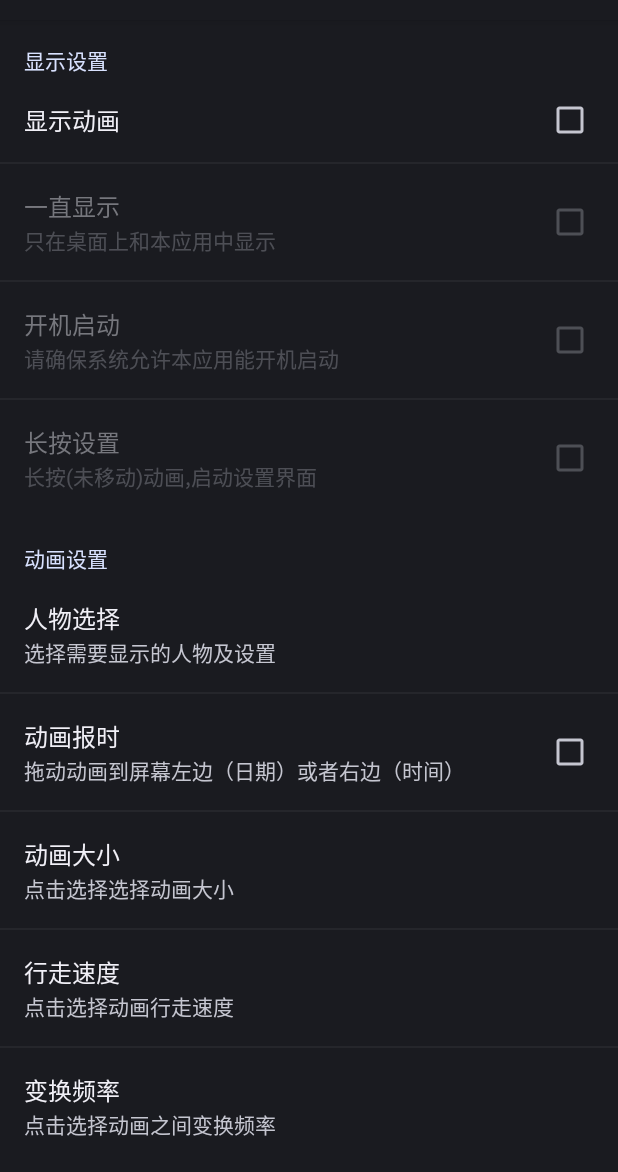
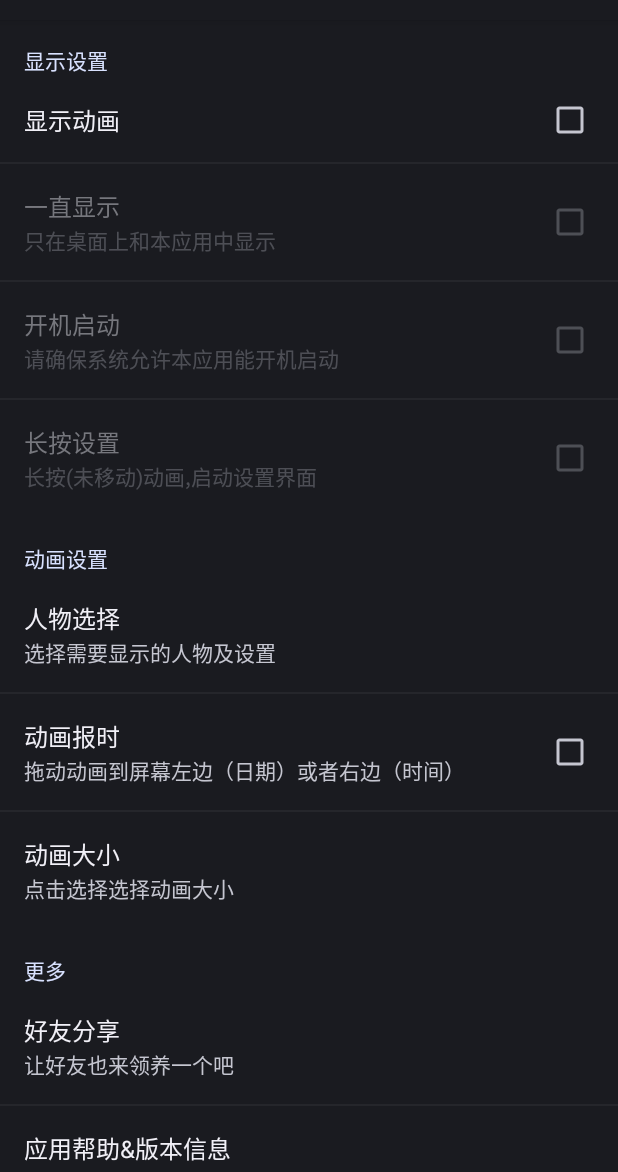
Before and after one commit to zhuwenwei2017/2018, an Android app: the screen it shows after launch (MainSettings), on a phone screen of 412 x 824 dp, the part 64-1236 px from its top. Run offline under Robolectric (Android 15) with nearby library versions, the phone set to English and light mode, and no system bars; libraries missing offline, so code that uses them is left out: com.umeng.analytics; 1 statement that could not run was skipped.

Commit message:
去掉多余功能
去掉初次弹窗，速度，变换频率等

```diff
--- a/PET-OP/app/src/main/java/akai/pet/one/piece/settings/MainSettings.java
+++ b/PET-OP/app/src/main/java/akai/pet/one/piece/settings/MainSettings.java
@@ -44,7 +44,7 @@ public class MainSettings extends PreferenceActivity implements SharedPreference
         } catch (NameNotFoundException e) {
         }
         if (sp.getInt("verson_code", 0) < versonCode) {
-            welcomeAndHelp();
+            //welcomeAndHelp();
             sp.edit().putInt("verson_code", versonCode).commit();
         }
         if (sp.getBoolean("person_visible", false))
--- a/PET-OP/app/src/main/java/akai/pet/one/piece/store/StoreActivity.java
+++ b/PET-OP/app/src/main/java/akai/pet/one/piece/store/StoreActivity.java
@@ -130,6 +130,9 @@ public class StoreActivity extends Activity {
         findViewById(R.id.store_online_btn).setOnClickListener(new View.OnClickListener() {
             @Override
             public void onClick(View v) {
+                if (true){
+                    return;
+                }
                 findViewById(R.id.store_local_btn).setSelected(false);
                 findViewById(R.id.store_online_btn).setSelected(true);
                 if (mType != StorePersonAdapter.TYPE_ONLINE) {
--- a/PET-OP/app/src/main/java/akai/pet/one/piece/store/StorePersonAdapter.java
+++ b/PET-OP/app/src/main/java/akai/pet/one/piece/store/StorePersonAdapter.java
@@ -56,9 +56,9 @@ public class StorePersonAdapter extends SimpleAdapter{
 //		String name[] = {"luffy", "chopper", "zoro", "law"};
 //		int iconId[] = {R.drawable.luffy_eat_2, R.drawable.chopper_eat_1_1, R.drawable.zoro_down_2, R.drawable.law_stand};
 //		int nameId[] = {R.string.luffy, R.string.chopper, R.string.zoro, R.string.law};
-		String name[] = {"panda", "nanjing", "luffy"};
-		int iconId[] = {R.drawable.panda_sit, R.drawable.nanjing_stand, R.drawable.luffy_eat_2};
-		int nameId[] = {R.string.panda, R.string.nanjing, R.string.luffy};
+		String name[] = {"panda", "nanjing"};
+		int iconId[] = {R.drawable.panda_sit, R.drawable.nanjing_stand};
+		int nameId[] = {R.string.panda, R.string.nanjing};
 
 		for(int i = 0; i < name.length; i++){
 			try{
--- a/PET-OP/app/src/main/res/xml/main_settings.xml
+++ b/PET-OP/app/src/main/res/xml/main_settings.xml
@@ -54,26 +54,26 @@
             android:negativeButtonText="@string/str_cancel"
             />
         <!--行走速度-->
-        <ListPreference
-            android:key="frame_time"
-            android:title="@string/str_walk_speed"
-            android:summary="@string/str_click_to_chose_walk_speed"
-            android:dialogTitle="@string/str_chose_walk_speed"
-            android:entries="@array/frame_time"
-            android:entryValues="@array/frame_time_value"
-            android:defaultValue="150"
-            android:negativeButtonText="@string/str_cancel"
-            />
+        <!--<ListPreference-->
+            <!--android:key="frame_time"-->
+            <!--android:title="@string/str_walk_speed"-->
+            <!--android:summary="@string/str_click_to_chose_walk_speed"-->
+            <!--android:dialogTitle="@string/str_chose_walk_speed"-->
+            <!--android:entries="@array/frame_time"-->
+            <!--android:entryValues="@array/frame_time_value"-->
+            <!--android:defaultValue="150"-->
+            <!--android:negativeButtonText="@string/str_cancel"-->
+            <!--/>-->
         <!--变换频率-->
-        <ListPreference
-            android:key="random_time"
-            android:title="@string/str_change_frequency"
-            android:summary="@string/str_click_to_chose_frequency"
-            android:entries="@array/random_time"
-            android:entryValues="@array/random_time_value"
-            android:defaultValue="5000"
-            android:negativeButtonText="@string/str_cancel"
-            />
+        <!--<ListPreference -->
+            <!--android:key="random_time"-->
+            <!--android:title="@string/str_change_frequency"-->
+            <!--android:summary="@string/str_click_to_chose_frequency"-->
+            <!--android:entries="@array/random_time"-->
+            <!--android:entryValues="@array/random_time_value"-->
+            <!--android:defaultValue="5000"-->
+            <!--android:negativeButtonText="@string/str_cancel"-->
+            <!--/>-->
     </PreferenceCategory>
 <!-- 更多 -->
 	<PreferenceCategory android:title="@string/str_more" android:key="more_settings">
@@ -105,15 +105,15 @@
 			android:key="app_help"
 			android:title="@string/str_help_and_version"
 			/>
-		<Preference
-			android:key="app_update"
-			android:title="@string/str_update"
-			/>
-		<Preference
-			android:key="my_apps"
-			android:title="@string/str_my_apps"
-			android:summary="@string/str_my_apps_info"
-			/>
+		<!--<Preference-->
+			<!--android:key="app_update"-->
+			<!--android:title="@string/str_update"-->
+			<!--/>-->
+		<!--<Preference-->
+			<!--android:key="my_apps"-->
+			<!--android:title="@string/str_my_apps"-->
+			<!--android:summary="@string/str_my_apps_info"-->
+			<!--/>-->
 	    <Preference
 	        android:title="@string/about1"
 	        android:summary="@string/about2"
```
